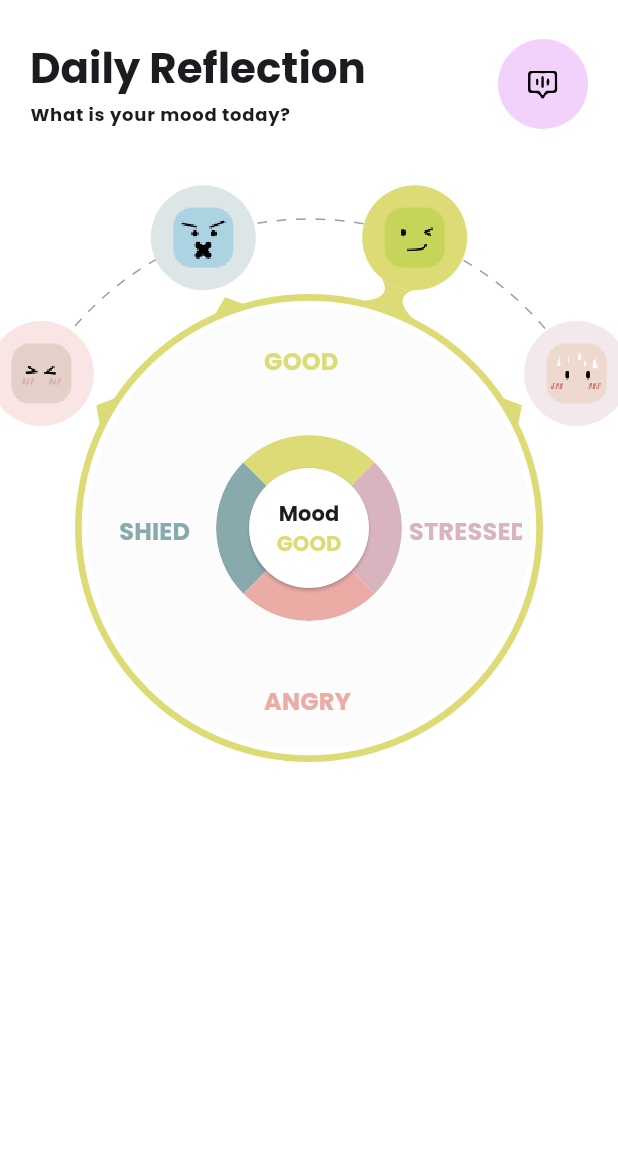
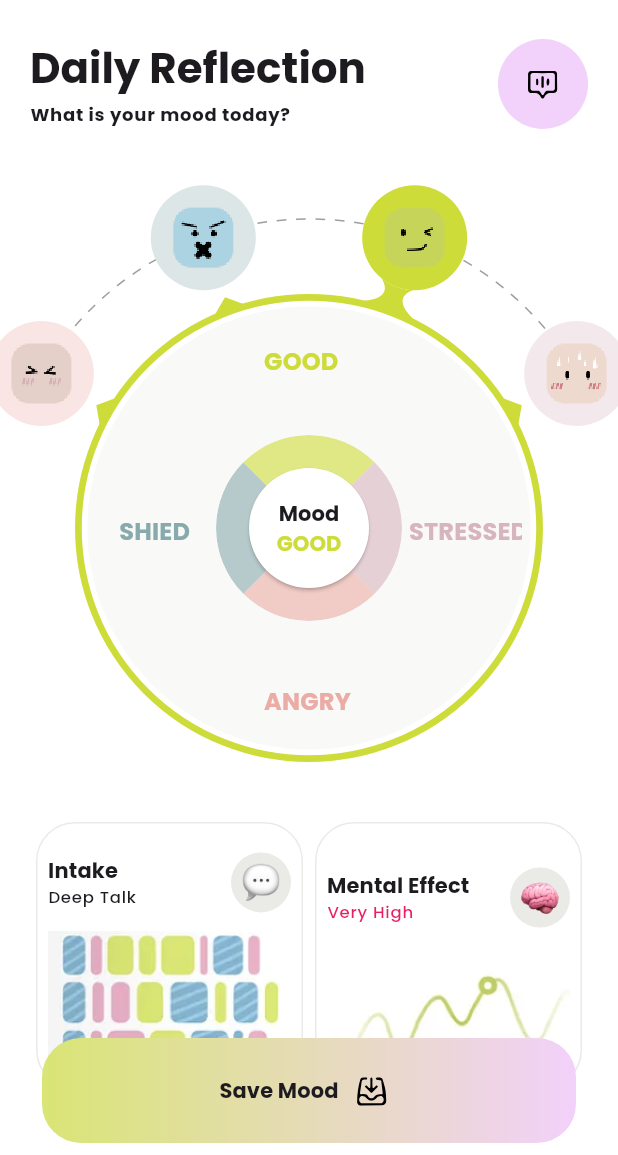
Before and after one commit to MuktharAmiyan/mind_mate, a Flutter app: the screen it shows after launch, on a phone screen of 412 x 824 dp, the part 81-1236 px from its top. Run offline on Flutter 3.47's test engine with Material 3 defaults, Android fonts, the phone set to English and light mode, and no system bars; our stand-ins replace flutter_svg, go_router, google_fonts.

Commit message:
Daily Refelction screen completed

```diff
--- a/lib/ui/core/enums/mood.dart
+++ b/lib/ui/core/enums/mood.dart
@@ -13,7 +13,7 @@ enum Mood {
 
     Mood.shied => Color(0xFF89AAAD),
 
-    Mood.good => Color(0xFFDDDB76),
+    Mood.good => Colors.lime,
     Mood.stressed => Color(0xFFD8B4BF),
   };
 
--- a/lib/ui/core/themes/colors.dart
+++ b/lib/ui/core/themes/colors.dart
@@ -10,7 +10,7 @@ abstract final class AppColors {
   static const purple = Colors.purple;
   static const green = Colors.lightGreen;
   static const lightBlue = Color(0xFFB1D8EF);
-  static const surfaceContainerColor = Color.fromARGB(255, 243, 244, 240);
+  static const surfaceContainerColor = Color.fromARGB(255, 234, 235, 231);
 
   static const containerGradientColors = [lightGreen, lightPurple];
 }
--- /dev/null
+++ b/lib/ui/core/ui/app_outline_card.dart
@@ -0,0 +1,20 @@
+import 'package:flutter/material.dart';
+import 'package:mind_mate/ui/core/themes/colors.dart';
+import 'package:mind_mate/ui/core/themes/dimens.dart';
+
+class AppOutlineCard extends StatelessWidget {
+  final Widget child;
+  const AppOutlineCard({super.key, required this.child});
+
+  @override
+  Widget build(BuildContext context) {
+    return Card.outlined(
+      color: Colors.transparent,
+      shape: RoundedRectangleBorder(
+        side: BorderSide(color: AppColors.surfaceContainerColor),
+        borderRadius: Dimens.containerRadius,
+      ),
+      child: child,
+    );
+  }
+}
--- a/lib/ui/core/ui/gradient_button.dart
+++ b/lib/ui/core/ui/gradient_button.dart
@@ -14,7 +14,7 @@ class AppGradientButton extends StatelessWidget {
 
   @override
   Widget build(BuildContext context) {
-    BorderRadius radiusGeometry = BorderRadius.circular(20);
+    BorderRadius radiusGeometry = BorderRadius.circular(26);
     return DefaultTextStyle(
       style: Theme.of(
         context,
--- a/lib/ui/daily_reflection/screen/daily_reflection_screen.dart
+++ b/lib/ui/daily_reflection/screen/daily_reflection_screen.dart
@@ -1,12 +1,11 @@
-import 'dart:developer';
-
 import 'package:flutter/material.dart';
 import 'package:flutter_svg/svg.dart';
 import 'package:go_router/go_router.dart';
-import 'package:mind_mate/ui/core/enums/mood.dart';
 import 'package:mind_mate/ui/core/themes/colors.dart';
 import 'package:mind_mate/ui/core/themes/dimens.dart';
 import 'package:mind_mate/ui/core/ui/app_bar.dart';
+import 'package:mind_mate/ui/core/ui/app_outline_card.dart';
+import 'package:mind_mate/ui/core/ui/gradient_button.dart';
 import 'package:mind_mate/ui/core/ui/outline_icon_button.dart';
 import 'package:mind_mate/ui/daily_reflection/viewmodel/daily_reflection.dart';
 import 'package:mind_mate/ui/daily_reflection/widget/mood_selector_picker.dart';
@@ -24,6 +23,7 @@ class DailyReflectionScreen extends StatelessWidget {
       listenable: _viewModel,
       builder: (context, _) {
         return Scaffold(
+          extendBody: true,
           appBar: _buildAppBar(context),
           body: SingleChildScrollView(
             child: Column(
@@ -33,7 +33,51 @@ class DailyReflectionScreen extends StatelessWidget {
                   value: _viewModel.mood,
                   onChange: (value) => _viewModel.mood = value,
                 ),
+                GridView.extent(
+                  shrinkWrap: true,
+                  maxCrossAxisExtent: 300,
+                  padding: Dimens.of(context).edgeInsetsScreenHorizontal,
+                  physics: NeverScrollableScrollPhysics(),
+                  children: [
+                    _GridItem(
+                      banner: Assets.intakeVector,
+                      emoji: Assets.chatEmoji,
+                      title: 'Intake',
+                      subtile: 'Deep Talk',
+                    ),
+                    _GridItem(
+                      banner: Assets.mentaleffectVector,
+                      emoji: Assets.brainEmoji,
+                      title: 'Mental Effect',
+                      subtile: 'Very High',
+                      subtileColor: Colors.pink,
+                    ),
+                  ],
+                ),
+                SizedBox(height: 150),
               ],
+            ),
+          ),
+          bottomNavigationBar: SafeArea(
+            child: Padding(
+              padding: Dimens.of(context).edgeInsetsScreenHorizontal,
+              child: Row(
+                children: [
+                  Expanded(
+                    child: AppGradientButton(
+                      onTap: _viewModel.save,
+                      child: Row(
+                        spacing: Dimens.smallGap,
+                        mainAxisAlignment: MainAxisAlignment.center,
+                        children: [
+                          Text("Save Mood"),
+                          SvgPicture.asset(Assets.save, width: 35),
+                        ],
+                      ),
+                    ),
+                  ),
+                ],
+              ),
             ),
           ),
         );
@@ -98,3 +142,63 @@ class DailyReflectionScreen extends StatelessWidget {
     ),
   );
 }
+
+class _GridItem extends StatelessWidget {
+  const _GridItem({
+    required this.banner,
+    required this.emoji,
+    required this.title,
+    required this.subtile,
+    this.subtileColor,
+  });
+  final String banner;
+  final String emoji;
+  final String title;
+  final String subtile;
+  final Color? subtileColor;
+
+  @override
+  Widget build(BuildContext context) {
+    return AppOutlineCard(
+      child: Padding(
+        padding: const EdgeInsets.all(Dimens.smallPadding),
+        child: Column(
+          children: [
+            Expanded(
+              child: Row(
+                mainAxisAlignment: MainAxisAlignment.spaceBetween,
+                crossAxisAlignment: CrossAxisAlignment.center,
+                children: [
+                  Column(
+                    mainAxisAlignment: MainAxisAlignment.center,
+                    crossAxisAlignment: CrossAxisAlignment.start,
+
+                    children: [
+                      Text(
+                        title,
+                        style: Theme.of(context).textTheme.labelLarge?.copyWith(
+                          fontWeight: FontWeight.bold,
+                        ),
+                      ),
+                      Text(
+                        subtile,
+                        style: Theme.of(
+                          context,
+                        ).textTheme.labelSmall?.copyWith(color: subtileColor),
+                      ),
+                    ],
+                  ),
+                  CircleAvatar(
+                    backgroundColor: AppColors.surfaceContainerColor,
+                    child: Image.asset(emoji, width: 25),
+                  ),
+                ],
+              ),
+            ),
+            Image.asset(banner),
+          ],
+        ),
+      ),
+    );
+  }
+}
--- a/lib/ui/daily_reflection/widget/mood_selector_picker.dart
+++ b/lib/ui/daily_reflection/widget/mood_selector_picker.dart
@@ -59,7 +59,9 @@ class MoodSelectorPicker extends StatelessWidget {
     );
 
     return Padding(
-      padding: const EdgeInsets.only(top: 100),
+      padding: const EdgeInsets.only(top: 100, bottom: 50),
+      child: SizedBox(
+        width: 500,
         child: Stack(
           children: [
             Positioned.fill(child: buildBackgroundElements()),
@@ -131,7 +133,7 @@ class MoodSelectorPicker extends StatelessWidget {
                           ),
                           child: CircleAvatar(
                             radius: radius - 80,
-                          backgroundColor: e.color,
+                            backgroundColor: e.color.withValues(alpha: 0.6),
                           ),
                         ),
                       ],
@@ -172,6 +174,7 @@ class MoodSelectorPicker extends StatelessWidget {
               ),
             ),
           ],
+        ),
       ),
     );
   }
```
Lines whose indentation alone changed are shown as unchanged.
